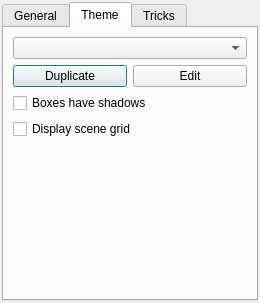
Above: resources/ui/canvas_options.ui from Houston4444/HoustonPatchbay before the change. Below: the same form after it.
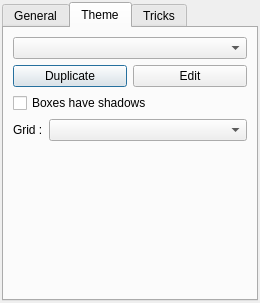
That is the form after the change. The open tabs and pages were chosen to show the change. Icons and pictures are not drawn.

Commit message: add possibility to change grid style in options dialog (none, technical grid, grid, chessboard)

Patch:
```diff
--- a/resources/ui/canvas_options.ui
+++ b/resources/ui/canvas_options.ui
@@ -220,11 +220,24 @@
             </widget>
            </item>
            <item>
-            <widget class="QCheckBox" name="checkBoxSceneGrid">
+            <layout class="QHBoxLayout" name="horizontalLayout_6">
+             <item>
+              <widget class="QLabel" name="label_3">
+               <property name="sizePolicy">
+                <sizepolicy hsizetype="Maximum" vsizetype="Preferred">
+                 <horstretch>0</horstretch>
+                 <verstretch>0</verstretch>
+                </sizepolicy>
+               </property>
              <property name="text">
-              <string>Display scene grid</string>
-             </property>
-            </widget>
+                <string>Grid :</string>
+               </property>
+              </widget>
+             </item>
+             <item>
+              <widget class="QComboBox" name="comboBoxGridStyle"/>
+             </item>
+            </layout>
            </item>
            <item>
             <spacer name="verticalSpacer_3">
```
Left out of the diff: 2 changed lines with no effect on the pictures. Lines whose indentation alone changed are shown as unchanged. The commit also changes 6 other files.
